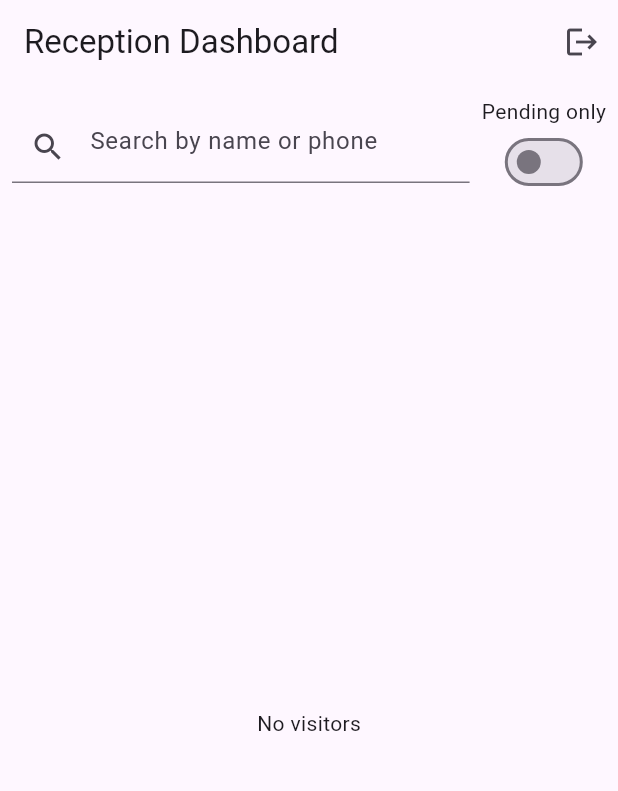
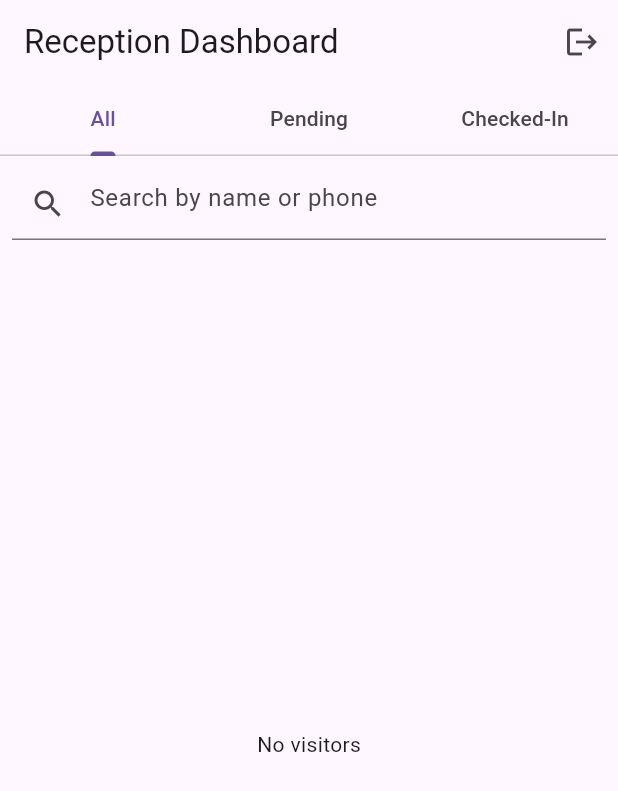
Before and after one commit to raj1008-git/PassPoint, a Flutter app: the AdminDashboardScreen screen opened directly, on a phone screen of 412 x 824 dp. Shown: the top 791 px of the screen. Run offline on Flutter 3.47's test engine with Material 3 defaults, Android fonts, the phone set to English and light mode, and no system bars; our stand-ins replace camera, cloud_firestore, csv, equatable, firebase_auth, firebase_core and 2 more; missing offline and left inert: cloudinary_public; accounts and stored records are empty.

Commit message:
Admin dashboard updated

```diff
--- a/lib/features/admin/screens/admin_dashboard_screen.dart
+++ b/lib/features/admin/screens/admin_dashboard_screen.dart
@@ -13,24 +13,30 @@ class AdminDashboardScreen extends StatefulWidget {
   State<AdminDashboardScreen> createState() => _AdminDashboardScreenState();
 }
 
-class _AdminDashboardScreenState extends State<AdminDashboardScreen> {
+class _AdminDashboardScreenState extends State<AdminDashboardScreen>
+    with SingleTickerProviderStateMixin {
   final _searchCtrl = TextEditingController();
   String _query = '';
-  bool _onlyPending = false;
+  late TabController _tabController;
+
+  @override
+  void initState() {
+    super.initState();
+    _tabController = TabController(length: 3, vsync: this);
+  }
 
   @override
   void dispose() {
     _searchCtrl.dispose();
+    _tabController.dispose();
     super.dispose();
   }
 
   Stream<QuerySnapshot> _visitorStream() {
-    // Always return ordered snapshots from Firestore and perform
-    // pending/search filtering client-side to avoid needing composite indexes.
-    final coll = FirebaseFirestore.instance
+    return FirebaseFirestore.instance
         .collection('visitors')
-        .orderBy('checkInTime', descending: true);
-    return coll.snapshots();
+        .orderBy('checkInTime', descending: true)
+        .snapshots();
   }
 
   Future<void> _signOut() async {
@@ -50,9 +56,7 @@ class _AdminDashboardScreenState extends State<AdminDashboardScreen> {
       ScaffoldMessenger.of(
         context,
       ).showSnackBar(SnackBar(content: Text('Exported CSV to: $path')));
-      devLog('Export CSV saved', params: {'path': path});
     } catch (e) {
-      devLog('Export CSV failed', params: {'error': e.toString()});
       ScaffoldMessenger.of(
         context,
       ).showSnackBar(SnackBar(content: Text('Export failed: $e')));
@@ -70,13 +74,35 @@ class _AdminDashboardScreenState extends State<AdminDashboardScreen> {
       ScaffoldMessenger.of(
         context,
       ).showSnackBar(SnackBar(content: Text('Exported JSON to: $path')));
-      devLog('Export JSON saved', params: {'path': path});
     } catch (e) {
-      devLog('Export JSON failed', params: {'error': e.toString()});
       ScaffoldMessenger.of(
         context,
       ).showSnackBar(SnackBar(content: Text('Export failed: $e')));
     }
+  }
+
+  List<QueryDocumentSnapshot> _filterDocs(
+    List<QueryDocumentSnapshot> docs,
+    String statusFilter,
+  ) {
+    final filtered = docs.where((d) {
+      final data = d.data() as Map<String, dynamic>;
+      final name = (data['name'] ?? '').toString().toLowerCase();
+      final phone = (data['phone'] ?? '').toString().toLowerCase();
+      final q = _query.toLowerCase();
+
+      if (_query.isNotEmpty && !(name.contains(q) || phone.contains(q)))
+        return false;
+
+      final status = (data['status'] ?? '').toString().toLowerCase();
+
+      if (statusFilter == 'pending' && status != 'pending') return false;
+      if (statusFilter == 'checked_in' && status != 'checked_in') return false;
+
+      return true;
+    }).toList();
+
+    return filtered;
   }
 
   @override
@@ -87,14 +113,19 @@ class _AdminDashboardScreenState extends State<AdminDashboardScreen> {
         actions: [
           IconButton(onPressed: _signOut, icon: const Icon(Icons.logout)),
         ],
+        bottom: TabBar(
+          controller: _tabController,
+          tabs: const [
+            Tab(text: 'All'),
+            Tab(text: 'Pending'),
+            Tab(text: 'Checked-In'),
+          ],
+        ),
       ),
       body: Column(
         children: [
           Padding(
-            padding: const EdgeInsets.all(8.0),
-            child: Row(
-              children: [
-                Expanded(
+            padding: const EdgeInsets.all(8),
             child: TextField(
               controller: _searchCtrl,
               decoration: const InputDecoration(
@@ -104,54 +135,39 @@ class _AdminDashboardScreenState extends State<AdminDashboardScreen> {
               onChanged: (v) => setState(() => _query = v),
             ),
           ),
-                const SizedBox(width: 8),
-                Column(
-                  children: [
-                    const Text('Pending only'),
-                    Switch(
-                      value: _onlyPending,
-                      onChanged: (v) => setState(() => _onlyPending = v),
-                    ),
-                  ],
-                ),
-              ],
-            ),
-          ),
           Expanded(
             child: StreamBuilder<QuerySnapshot>(
               stream: _visitorStream(),
               builder: (context, snapshot) {
                 if (snapshot.hasError) {
-                  devLog(
-                    'Visitor stream error',
-                    params: {'error': snapshot.error},
-                  );
                   return Center(child: Text('Error: ${snapshot.error}'));
                 }
-                if (snapshot.connectionState == ConnectionState.waiting) {
+                if (!snapshot.hasData) {
                   return const Center(child: CircularProgressIndicator());
                 }
                 final docs = snapshot.data!.docs;
-
-                // Client-side search & pending-only filter
-                final filtered = docs.where((d) {
-                  final data = d.data() as Map<String, dynamic>;
-
-                  // pending-only filter
-                  if (_onlyPending) {
-                    final status = (data['status'] ?? '')
-                        .toString()
-                        .toLowerCase();
-                    if (status != 'pending') return false;
+                return TabBarView(
+                  controller: _tabController,
+                  children: [
+                    _buildList(context, docs, 'all'),
+                    _buildList(context, docs, 'pending'),
+                    _buildList(context, docs, 'checked_in'),
+                  ],
+                );
+              },
+            ),
+          ),
+        ],
+      ),
+    );
   }
 
-                  // search query filter (name or phone)
-                  if (_query.trim().isEmpty) return true;
-                  final name = (data['name'] ?? '').toString().toLowerCase();
-                  final phone = (data['phone'] ?? '').toString().toLowerCase();
-                  final q = _query.toLowerCase();
-                  return name.contains(q) || phone.contains(q);
-                }).toList();
+  Widget _buildList(
+    BuildContext context,
+    List<QueryDocumentSnapshot> docs,
+    String filter,
+  ) {
+    final filtered = filter == 'all' ? docs : _filterDocs(docs, filter);
 
     if (filtered.isEmpty) {
       return const Center(child: Text('No visitors'));
@@ -160,10 +176,7 @@ class _AdminDashboardScreenState extends State<AdminDashboardScreen> {
     return Column(
       children: [
         Padding(
-                      padding: const EdgeInsets.symmetric(
-                        horizontal: 12,
-                        vertical: 6,
-                      ),
+          padding: const EdgeInsets.symmetric(horizontal: 12, vertical: 6),
           child: Row(
             children: [
               ElevatedButton.icon(
@@ -191,11 +204,5 @@ class _AdminDashboardScreenState extends State<AdminDashboardScreen> {
         ),
       ],
     );
-              },
-            ),
-          ),
-        ],
-      ),
-    );
   }
 }
```
Also changed, not shown: lib/features/admin/widgets/visitor_log_tile.dart (+132 -2 lines). Lines whose indentation alone changed are shown as unchanged.
